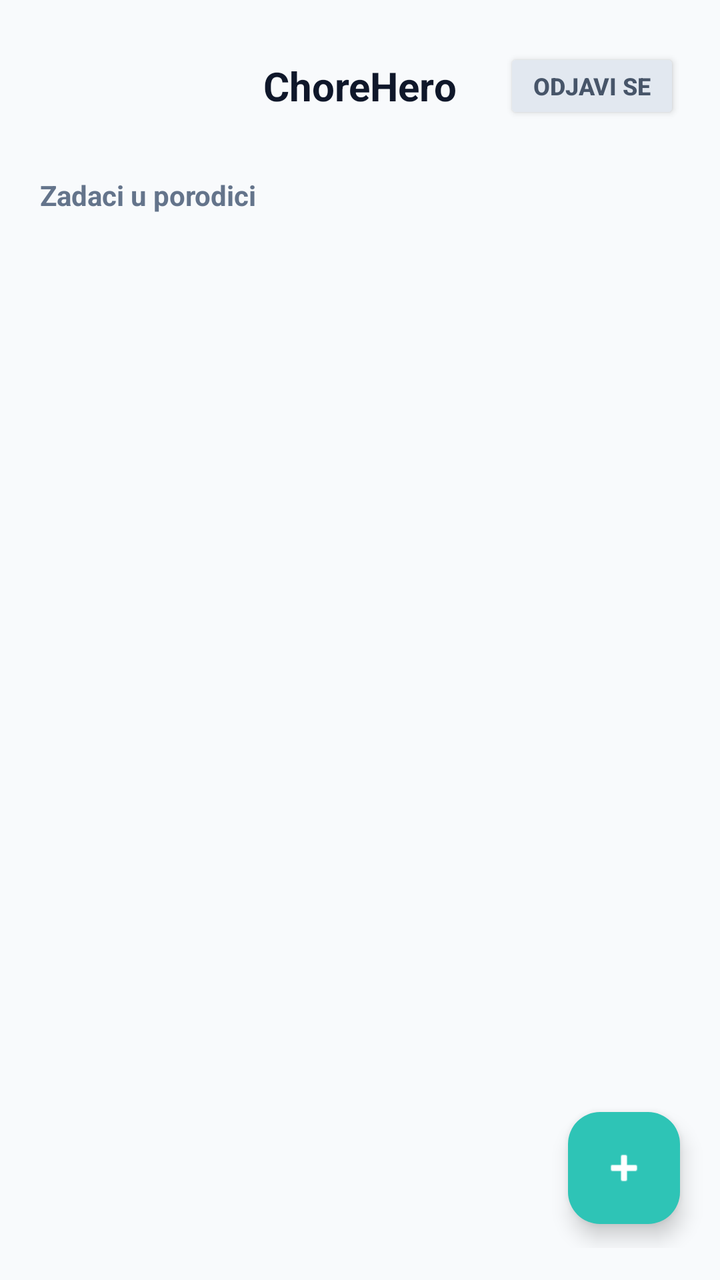
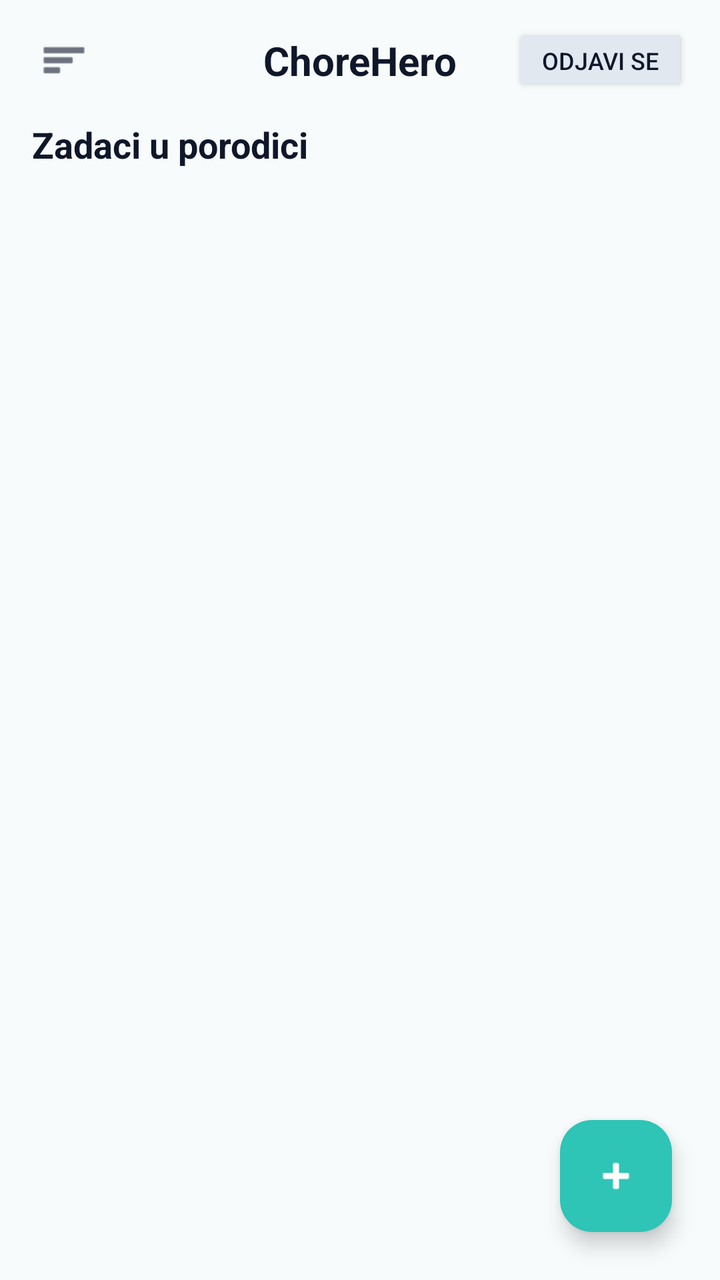

Before-and-after screenshots of an Android layout around one commit, followed by the original layout XML and the change that was made.
<!-- AndroidManifest.xml: application theme Theme.ChoreHero -->
<!-- res/layout/activity_parent_dashboard.xml -->
<?xml version="1.0" encoding="utf-8"?>
<RelativeLayout xmlns:android="http://schemas.android.com/apk/res/android"
    xmlns:app="http://schemas.android.com/apk/res-auto"
    android:layout_width="match_parent"
    android:layout_height="match_parent"
    android:background="#F8FAFC"
    android:fitsSystemWindows="true"
    android:paddingTop="16dp"
    android:paddingBottom="16dp">

    
    <RelativeLayout
        android:id="@+id/headerParent"
        android:layout_width="match_parent"
        android:layout_height="wrap_content"
        android:layout_alignParentTop="true"
        android:layout_marginStart="20dp"
        android:layout_marginTop="8dp"
        android:layout_marginEnd="20dp"
        android:layout_marginBottom="16dp">

        <TextView
            android:layout_width="wrap_content"
            android:layout_height="wrap_content"
            android:layout_centerInParent="true"
            android:text="ChoreHero"
            android:textColor="#0F172A"
            android:textSize="20sp"
            android:textStyle="bold" />

        <Button
            android:id="@+id/btnLogoutParent"
            android:layout_width="wrap_content"
            android:layout_height="38dp"
            android:layout_alignParentEnd="true"
            android:layout_centerVertical="true"
            android:backgroundTint="#E2E8F0"
            android:paddingStart="14dp"
            android:paddingEnd="14dp"
            android:text="Odjavi se"
            android:textColor="#475569"
            android:textSize="12sp"
            android:textStyle="bold" />
    </RelativeLayout>

    <TextView
        android:id="@+id/tvParentHeader"
        android:layout_width="wrap_content"
        android:layout_height="wrap_content"
        android:layout_below="@id/headerParent"
        android:layout_marginStart="20dp"
        android:layout_marginTop="10dp"
        android:text="Zadaci u porodici"
        android:textColor="#64748B"
        android:textSize="14sp"
        android:textStyle="bold" />

    
    <androidx.recyclerview.widget.RecyclerView
        android:id="@+id/rvParentTasks"
        android:layout_width="match_parent"
        android:layout_height="match_parent"
        android:layout_above="@id/fabAddParentTask"
        android:layout_below="@id/tvParentHeader"
        android:layout_marginTop="12dp"
        android:clipToPadding="false"
        android:paddingStart="20dp"
        android:paddingEnd="20dp"
        android:paddingBottom="80dp" />

    
    <com.google.android.material.floatingactionbutton.FloatingActionButton
        android:id="@+id/fabAddParentTask"
        android:layout_width="wrap_content"
        android:layout_height="wrap_content"
        android:layout_alignParentEnd="true"
        android:layout_alignParentBottom="true"
        android:layout_marginEnd="20dp"
        android:layout_marginBottom="12dp"
        android:contentDescription="Dodaj zadatak"
        android:src="@android:drawable/ic_input_add"
        app:backgroundTint="#2EC4B6"
        app:tint="#FFFFFF" />

</RelativeLayout>
<!-- resources referenced by this layout -->
<resources>
  <style name="Theme.ChoreHero" parent="Base.Theme.ChoreHero" />
  <style name="Base.Theme.ChoreHero" parent="Theme.Material3.DayNight.NoActionBar">
          
          
      </style>
</resources>

<!-- the commit's change to res/layout/activity_parent_dashboard.xml (unified diff, before → after) -->
@@ -1,85 +1,174 @@
 <?xml version="1.0" encoding="utf-8"?>
-<RelativeLayout xmlns:android="http://schemas.android.com/apk/res/android"
+<androidx.drawerlayout.widget.DrawerLayout xmlns:android="http://schemas.android.com/apk/res/android"
     xmlns:app="http://schemas.android.com/apk/res-auto"
+    android:id="@+id/drawerLayout"
     android:layout_width="match_parent"
     android:layout_height="match_parent"
-    android:background="#F8FAFC"
     android:fitsSystemWindows="true"
-    android:paddingTop="16dp"
-    android:paddingBottom="16dp">
+    android:background="#F8FBFB">
 
     
-    <RelativeLayout
-        android:id="@+id/headerParent"
+    <androidx.coordinatorlayout.widget.CoordinatorLayout
         android:layout_width="match_parent"
-        android:layout_height="wrap_content"
-        android:layout_alignParentTop="true"
-        android:layout_marginStart="20dp"
-        android:layout_marginTop="8dp"
-        android:layout_marginEnd="20dp"
-        android:layout_marginBottom="16dp">
+        android:layout_height="match_parent"
+        android:background="#F8FBFB">
+
+        <LinearLayout
+            android:layout_width="match_parent"
+            android:layout_height="match_parent"
+            android:orientation="vertical">
+
+            
+            <androidx.constraintlayout.widget.ConstraintLayout
+                android:layout_width="match_parent"
+                android:layout_height="wrap_content"
+                android:paddingHorizontal="16dp"
+                android:paddingTop="12dp"
+                android:paddingBottom="12dp">
+
+                
+                <ImageView
+                    android:id="@+id/btnMenu"
+                    android:layout_width="32dp"
+                    android:layout_height="32dp"
+                    android:background="?attr/selectableItemBackgroundBorderless"
+                    android:contentDescription="Meni"
+                    android:padding="4dp"
+                    android:src="@android:drawable/ic_menu_sort_by_size"
+                    app:layout_constraintBottom_toBottomOf="parent"
+                    app:layout_constraintStart_toStartOf="parent"
+                    app:layout_constraintTop_toTopOf="parent"
+                    app:tint="#0F172A" />
+
+                
+                <TextView
+                    android:layout_width="wrap_content"
+                    android:layout_height="wrap_content"
+                    android:text="ChoreHero"
+                    android:textColor="#0F172A"
+                    android:textSize="20sp"
+                    android:textStyle="bold"
+                    app:layout_constraintBottom_toBottomOf="parent"
+                    app:layout_constraintEnd_toEndOf="parent"
+                    app:layout_constraintStart_toStartOf="parent"
+                    app:layout_constraintTop_toTopOf="parent" />
+
+                
+                <Button
+                    android:id="@+id/btnLogout"
+                    android:layout_width="wrap_content"
+                    android:layout_height="36dp"
+                    android:backgroundTint="#E2E8F0"
+                    android:text="Odjavi se"
+                    android:textColor="#0F172A"
+                    android:textSize="12sp"
+                    app:layout_constraintBottom_toBottomOf="parent"
+                    app:layout_constraintEnd_toEndOf="parent"
+                    app:layout_constraintTop_toTopOf="parent" />
+
+            </androidx.constraintlayout.widget.ConstraintLayout>
+
+            
+            <TextView
+                android:layout_width="match_parent"
+                android:layout_height="wrap_content"
+                android:layout_marginStart="16dp"
+                android:layout_marginEnd="16dp"
+                android:layout_marginBottom="8dp"
+                android:text="Zadaci u porodici"
+                android:textColor="#0F172A"
+                android:textSize="18sp"
+                android:textStyle="bold" />
+
+            
+            <androidx.recyclerview.widget.RecyclerView
+                android:id="@+id/rvTasks"
+                android:layout_width="match_parent"
+                android:layout_height="0dp"
+                android:layout_weight="1"
+                android:clipToPadding="false"
+                android:paddingStart="16dp"
+                android:paddingEnd="16dp"
+                android:paddingBottom="80dp" />
+
+        </LinearLayout>
+
+        
+        <com.google.android.material.floatingactionbutton.FloatingActionButton
+            android:id="@+id/fabAddTask"
+            android:layout_width="wrap_content"
+            android:layout_height="wrap_content"
+            android:layout_gravity="bottom|end"
+            android:layout_margin="24dp"
+            android:backgroundTint="#2EC4B6"
+            android:contentDescription="Dodaj zadatak"
+            android:src="@android:drawable/ic_input_add"
+            app:tint="#FFFFFF" />
+
+    </androidx.coordinatorlayout.widget.CoordinatorLayout>
+
+    
+    <LinearLayout
+        android:layout_width="280dp"
+        android:layout_height="match_parent"
+        android:layout_gravity="start"
+        android:background="#FFFFFF"
+        android:orientation="vertical"
+        android:paddingHorizontal="24dp"
+        android:paddingTop="36dp">
 
         <TextView
-            android:layout_width="wrap_content"
+            android:layout_width="match_parent"
             android:layout_height="wrap_content"
-            android:layout_centerInParent="true"
-            android:text="ChoreHero"
-            android:textColor="#0F172A"
-            android:textSize="20sp"
+            android:layout_marginBottom="30dp"
+            android:text="ChoreHero Meni"
+            android:textColor="#2EC4B6"
+            android:textSize="22sp"
             android:textStyle="bold" />
 
-        <Button
-            android:id="@+id/btnLogoutParent"
-            android:layout_width="wrap_content"
-            android:layout_height="38dp"
-            android:layout_alignParentEnd="true"
-            android:layout_centerVertical="true"
-            android:backgroundTint="#E2E8F0"
-            android:paddingStart="14dp"
-            android:paddingEnd="14dp"
-            android:text="Odjavi se"
-            android:textColor="#475569"
-            android:textSize="12sp"
+        <TextView
+            android:id="@+id/menuWeekly"
+            android:layout_width="match_parent"
+            android:layout_height="wrap_content"
+            android:background="?attr/selectableItemBackground"
+            android:paddingVertical="14dp"
+            android:text="📅 Sedmični pregled"
+            android:textColor="#0F172A"
+            android:textSize="16sp"
             android:textStyle="bold" />
-    </RelativeLayout>
 
-    <TextView
-        android:id="@+id/tvParentHeader"
-        android:layout_width="wrap_content"
-        android:layout_height="wrap_content"
-        android:layout_below="@id/headerParent"
-        android:layout_marginStart="20dp"
-        android:layout_marginTop="10dp"
-        android:text="Zadaci u porodici"
-        android:textColor="#64748B"
-        android:textSize="14sp"
-        android:textStyle="bold" />
+        <View
+            android:layout_width="match_parent"
+            android:layout_height="1dp"
+            android:background="#F1F5F9" />
 
-    
-    <androidx.recyclerview.widget.RecyclerView
-        android:id="@+id/rvParentTasks"
-        android:layout_width="match_parent"
-        android:layout_height="match_parent"
-        android:layout_above="@id/fabAddParentTask"
-        android:layout_below="@id/tvParentHeader"
-        android:layout_marginTop="12dp"
-        android:clipToPadding="false"
-        android:paddingStart="20dp"
-        android:paddingEnd="20dp"
-        android:paddingBottom="80dp" />
+        <TextView
+            android:id="@+id/menuRewards"
+            android:layout_width="match_parent"
+            android:layout_height="wrap_content"
+            android:background="?attr/selectableItemBackground"
+            android:paddingVertical="14dp"
+            android:text="🎁 Sistem nagrada"
+            android:textColor="#0F172A"
+            android:textSize="16sp"
+            android:textStyle="bold" />
 
-    
-    <com.google.android.material.floatingactionbutton.FloatingActionButton
-        android:id="@+id/fabAddParentTask"
-        android:layout_width="wrap_content"
-        android:layout_height="wrap_content"
-        android:layout_alignParentEnd="true"
-        android:layout_alignParentBottom="true"
-        android:layout_marginEnd="20dp"
-        android:layout_marginBottom="12dp"
-        android:contentDescription="Dodaj zadatak"
-        android:src="@android:drawable/ic_input_add"
-        app:backgroundTint="#2EC4B6"
-        app:tint="#FFFFFF" />
+        <View
+            android:layout_width="match_parent"
+            android:layout_height="1dp"
+            android:background="#F1F5F9" />
 
-</RelativeLayout>
+        <TextView
+            android:id="@+id/menuStats"
+            android:layout_width="match_parent"
+            android:layout_height="wrap_content"
+            android:background="?attr/selectableItemBackground"
+            android:paddingVertical="14dp"
+            android:text="📊 Statistika i grafikon"
+            android:textColor="#0F172A"
+            android:textSize="16sp"
+            android:textStyle="bold" />
+
+    </LinearLayout>
+
+</androidx.drawerlayout.widget.DrawerLayout>
<!-- resource entries referenced after the edit -->
@@ -1,9 +1,9 @@
 <!-- resources referenced by this layout -->
 <resources>
-  <style name="Theme.ChoreHero" parent="Base.Theme.ChoreHero" />
-  <style name="Base.Theme.ChoreHero" parent="Theme.Material3.DayNight.NoActionBar">
+  <style name="Theme.ChoreHero" parent="Theme.Material3.DayNight.NoActionBar">
           
-          
+          <item name="android:statusBarColor">#F8FBFB</item>
+          <item name="android:windowLightStatusBar">true</item>
       </style>
 </resources>
 
